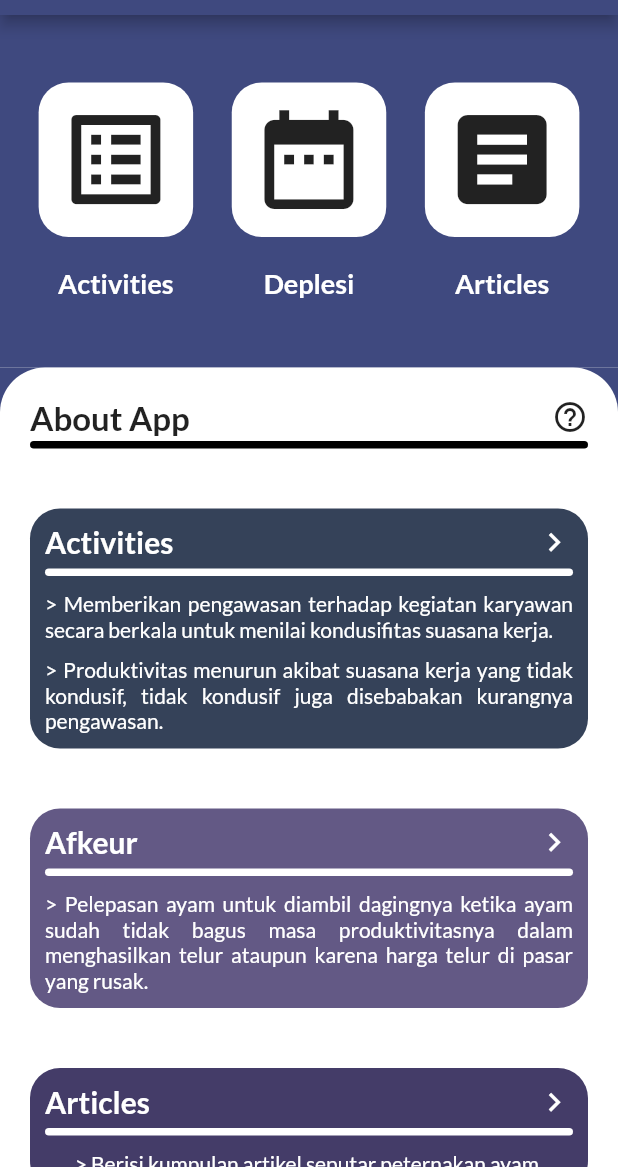
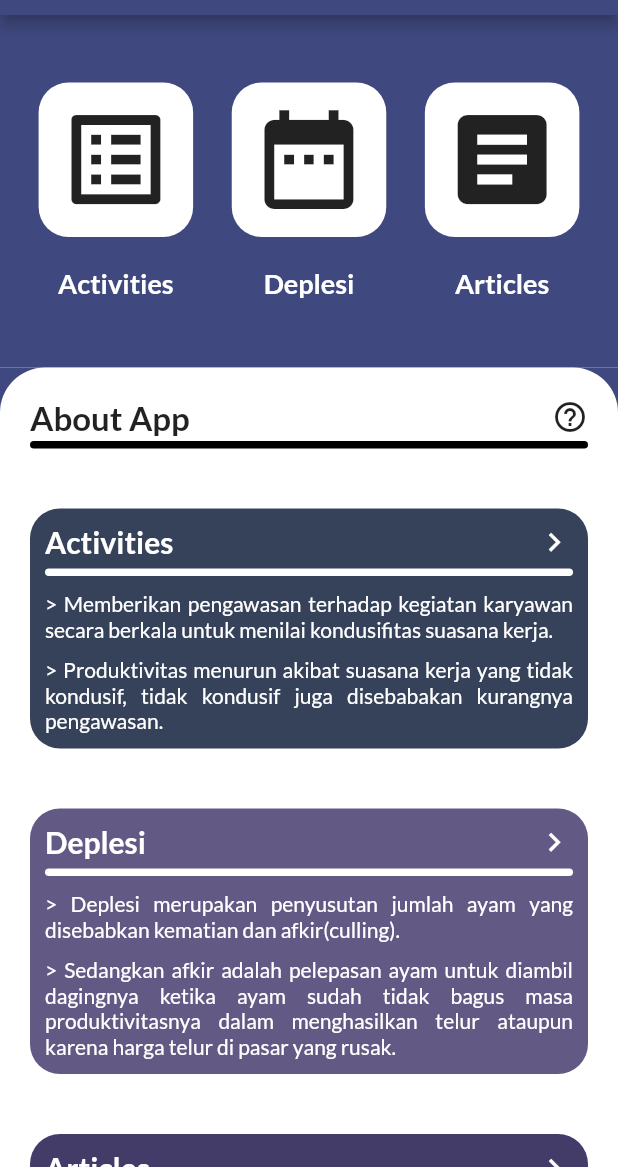
Before and after one commit to Rokel15/Jea-Aplikasi-Penulisan-Ilmiah-Gunadarma, a Flutter app: the screen it shows after launch, on a phone screen of 412 x 824 dp, the part 69-1236 px from its top. Run offline on Flutter 3.47's test engine with Material 2 defaults, Android fonts, the phone set to English and light mode, and no system bars; our stand-ins replace cloud_firestore, firebase_core, flutter_staggered_animations, get, google_fonts, sqflite; missing offline and left inert: syncfusion_flutter_pdfviewer; accounts and stored records are empty.

Commit message:
deplesi done

```diff
--- a/lib/ui/Home.dart
+++ b/lib/ui/Home.dart
@@ -377,7 +377,7 @@ class _HomeState extends State<Home> {
                           mainAxisAlignment: MainAxisAlignment.spaceBetween,
                           children: [
                             Text(
-                              'Afkeur',
+                              'Deplesi',
                               style: GoogleFonts.lato(
                                   textStyle: TextStyle(
                                       fontSize: 20,
@@ -409,11 +409,20 @@ class _HomeState extends State<Home> {
                               color: Colors.white
                           ),
                         ),
-                        SizedBox(
-                          height: 10,
+                        SizedBox(height: 10,),
+                        Text(
+                          '> Deplesi merupakan penyusutan jumlah ayam yang disebabkan kematian dan afkir(culling).',
+                          style: GoogleFonts.lato(
+                              textStyle: TextStyle(
+                                fontSize: 14,
+                                color: Colors.white,
+                              )
+                          ),
+                          textAlign: TextAlign.justify,
                         ),
+                        SizedBox(height: 10,),
                         Text(
-                          '> Pelepasan ayam untuk diambil dagingnya ketika ayam sudah tidak bagus masa produktivitasnya dalam menghasilkan telur ataupun karena harga telur di pasar yang rusak.',
+                          '> Sedangkan afkir adalah pelepasan ayam untuk diambil dagingnya ketika ayam sudah tidak bagus masa produktivitasnya dalam menghasilkan telur ataupun karena harga telur di pasar yang rusak.',
                           style: GoogleFonts.lato(
                               textStyle: TextStyle(
                                 fontSize: 14,
```
